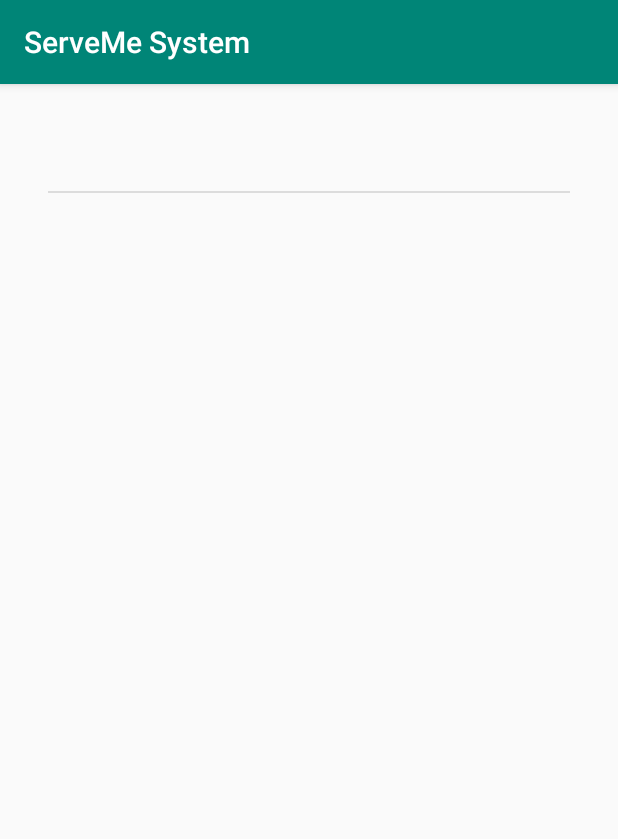
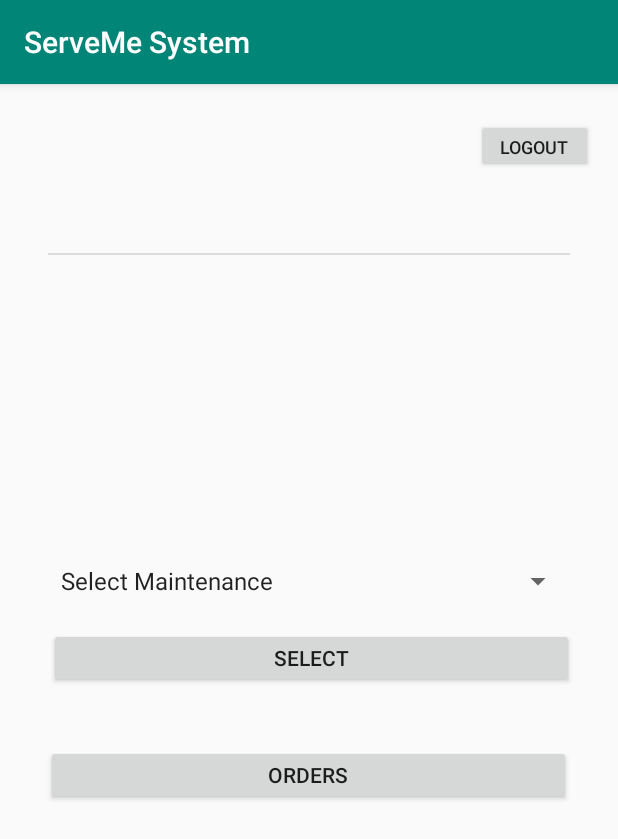
Before and after one commit to Jeremy2052/SMS, an Android app: the main_Screen screen opened directly, with no data from a screen before it, on a phone screen of 412 x 824 dp. Shown: the top 839 px of the screen. Run offline under Robolectric (Android 15) with nearby library versions, the phone set to English and light mode, and no system bars.

Commit message:
Main screen update

```diff
--- a/app/src/main/java/com/example/login/main_Screen.java
+++ b/app/src/main/java/com/example/login/main_Screen.java
@@ -2,13 +2,53 @@ package com.example.login;
 
 import androidx.appcompat.app.AppCompatActivity;
 
+import android.content.Intent;
 import android.os.Bundle;
+import android.view.View;
+import android.widget.AdapterView;
+import android.widget.ArrayAdapter;
+import android.widget.Button;
+import android.widget.Spinner;
+import android.widget.Toast;
 
-public class main_Screen extends AppCompatActivity {
+import java.nio.charset.Charset;
+
+public class main_Screen extends AppCompatActivity implements AdapterView.OnItemSelectedListener {
 
     @Override
     protected void onCreate(Bundle savedInstanceState) {
         super.onCreate(savedInstanceState);
         setContentView(R.layout.activity_main__screen);
+
+        Button logout = findViewById(R.id.logout);
+
+        Spinner services = findViewById(R.id.services);
+        ArrayAdapter<CharSequence> adapter = ArrayAdapter.createFromResource(this, R.array.services,android.R.layout.simple_spinner_item);
+        adapter.setDropDownViewResource(android.R.layout.simple_spinner_dropdown_item);
+        services.setAdapter(adapter);
+        services.setOnItemSelectedListener(this);
+
+        logout.setOnClickListener(new View.OnClickListener() {
+            @Override
+            public void onClick(View v) {
+                Intent intent = new Intent(getApplicationContext(), MainActivity.class);
+                startActivity(intent);
+                /*
+                * Add functionality of loggino out
+                * */
+            }
+        });
+
+    }
+
+    @Override
+    public void onItemSelected(AdapterView<?> parent, View view, int position, long id) {
+        String text = parent.getItemAtPosition(position).toString();
+        Toast.makeText(parent.getContext(),text,Toast.LENGTH_SHORT);
+    }
+
+    @Override
+    public void onNothingSelected(AdapterView<?> parent) {
+
     }
 }
--- a/app/src/main/java/com/example/login/registration.java
+++ b/app/src/main/java/com/example/login/registration.java
@@ -2,7 +2,10 @@ package com.example.login;
 
 import androidx.appcompat.app.AppCompatActivity;
 
+import android.content.Intent;
 import android.os.Bundle;
+import android.view.View;
+import android.widget.Button;
 import android.widget.EditText;
 
 public class registration extends AppCompatActivity {
@@ -16,5 +19,14 @@ public class registration extends AppCompatActivity {
         final EditText lastName = (findViewById(R.id.last));
         final EditText email = (findViewById(R.id.email));
         final EditText phoneNumber = (findViewById(R.id.phonenumber));
+
+        Button signup = findViewById(R.id.signup);
+
+        signup.setOnClickListener(new View.OnClickListener() {
+            public void onClick(View v) {
+                Intent intent = new Intent(getApplicationContext(), MainActivity.class);
+                startActivity(intent);
+            }
+        });
     }
 }
--- a/app/src/main/res/layout/activity_main__screen.xml
+++ b/app/src/main/res/layout/activity_main__screen.xml
@@ -17,8 +17,70 @@
         android:background="?android:attr/listDivider"
         app:layout_constraintBottom_toBottomOf="parent"
         app:layout_constraintEnd_toEndOf="parent"
+        app:layout_constraintHorizontal_bias="0.0"
         app:layout_constraintStart_toStartOf="parent"
         app:layout_constraintTop_toTopOf="parent"
-        app:layout_constraintVertical_bias="0.093" />
+        app:layout_constraintVertical_bias="0.147" />
+
+    <Button
+        android:id="@+id/logout"
+        android:layout_width="78dp"
+        android:layout_height="36dp"
+        android:text="logout"
+        android:textSize="12sp"
+        app:layout_constraintBottom_toTopOf="@+id/divider2"
+        app:layout_constraintEnd_toEndOf="parent"
+        app:layout_constraintHorizontal_bias="0.951"
+        app:layout_constraintStart_toStartOf="parent"
+        app:layout_constraintTop_toTopOf="parent"
+        app:layout_constraintVertical_bias="0.307" />
+
+    <Button
+        android:id="@+id/select"
+        android:layout_width="350dp"
+        android:layout_height="40dp"
+        android:layout_marginStart="16dp"
+        android:layout_marginLeft="16dp"
+        android:layout_marginEnd="16dp"
+        android:layout_marginRight="16dp"
+        android:text="Select"
+        app:layout_constraintBottom_toBottomOf="parent"
+        app:layout_constraintEnd_toEndOf="parent"
+        app:layout_constraintHorizontal_bias="0.551"
+        app:layout_constraintStart_toStartOf="parent"
+        app:layout_constraintTop_toBottomOf="@+id/divider2"
+        app:layout_constraintVertical_bias="0.405" />
+
+    <Spinner
+        android:id="@+id/services"
+        android:layout_width="350dp"
+        android:layout_height="40dp"
+        android:layout_marginStart="16dp"
+        android:layout_marginLeft="16dp"
+        android:layout_marginEnd="16dp"
+        android:layout_marginRight="16dp"
+        android:text="Service Request"
+        app:layout_constraintBottom_toTopOf="@+id/select"
+        app:layout_constraintEnd_toEndOf="parent"
+        app:layout_constraintHorizontal_bias="0.551"
+        app:layout_constraintStart_toStartOf="parent"
+        app:layout_constraintTop_toBottomOf="@+id/divider2"
+        app:layout_constraintVertical_bias="0.947" />
+
+    <Button
+        android:id="@+id/order"
+        android:layout_width="350dp"
+        android:layout_height="40dp"
+        android:layout_marginStart="16dp"
+        android:layout_marginLeft="16dp"
+        android:layout_marginEnd="16dp"
+        android:layout_marginRight="16dp"
+        android:text="Orders"
+        app:layout_constraintBottom_toBottomOf="parent"
+        app:layout_constraintEnd_toEndOf="parent"
+        app:layout_constraintHorizontal_bias="0.482"
+        app:layout_constraintStart_toStartOf="parent"
+        app:layout_constraintTop_toBottomOf="@+id/select"
+        app:layout_constraintVertical_bias="0.116" />
 
 </androidx.constraintlayout.widget.ConstraintLayout>
--- a/app/src/main/res/layout/activity_registration.xml
+++ b/app/src/main/res/layout/activity_registration.xml
@@ -50,7 +50,7 @@
         android:ems="10"
         android:inputType="textPersonName"
         android:text=""
-        app:layout_constraintBottom_toTopOf="@+id/button"
+        app:layout_constraintBottom_toTopOf="@+id/signup"
         app:layout_constraintEnd_toEndOf="parent"
         app:layout_constraintHorizontal_bias="0.074"
         app:layout_constraintStart_toStartOf="parent"
@@ -111,7 +111,7 @@
         app:layout_constraintStart_toStartOf="parent" />
 
     <Button
-        android:id="@+id/button"
+        android:id="@+id/signup"
         android:layout_width="103dp"
         android:layout_height="40dp"
         android:text="Sign Up"
@@ -127,8 +127,9 @@
         android:layout_width="347dp"
         android:layout_height="52dp"
         android:layout_marginTop="12dp"
-        android:text="Description for registering...."
+        android:text="Register to to receive points, discounts, tips and review services of Service Providers.. "
         app:layout_constraintEnd_toEndOf="parent"
+        android:gravity="center"
         app:layout_constraintHorizontal_bias="0.498"
         app:layout_constraintStart_toStartOf="parent"
         app:layout_constraintTop_toBottomOf="@+id/divider3" />
--- a/app/src/main/res/values/strings.xml
+++ b/app/src/main/res/values/strings.xml
@@ -1 +1,14 @@
-<resources></resources>
+<resources>
+    <string-array name="services">
+        <item>Select Maintenance</item>
+        <item>Appliances</item>
+        <item>Electrical</item>
+        <item>Plumbing</item>
+        <item>Home Cleaning</item>
+        <item>Tutoring</item>
+        <item>Packaging/Moving</item>
+        <item>Computer Repair</item>
+        <item>Home Repair/Painting</item>
+        <item>Pest Control</item>
+    </string-array>
+</resources>
```
